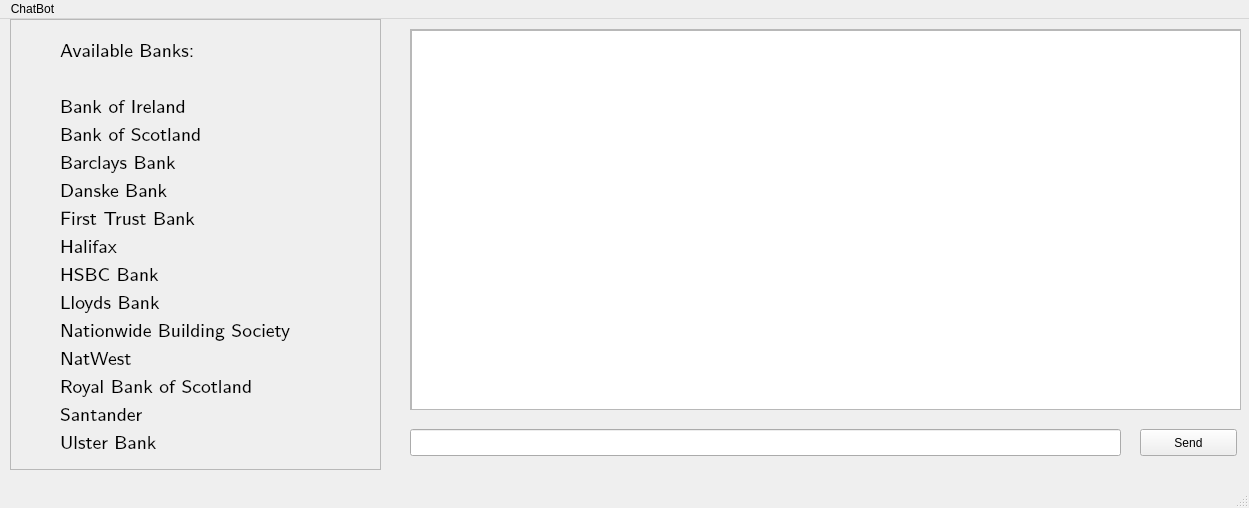
Old version of the form UI/chatbot1.ui in the repository AlexIorda/HackTheBurgh6.
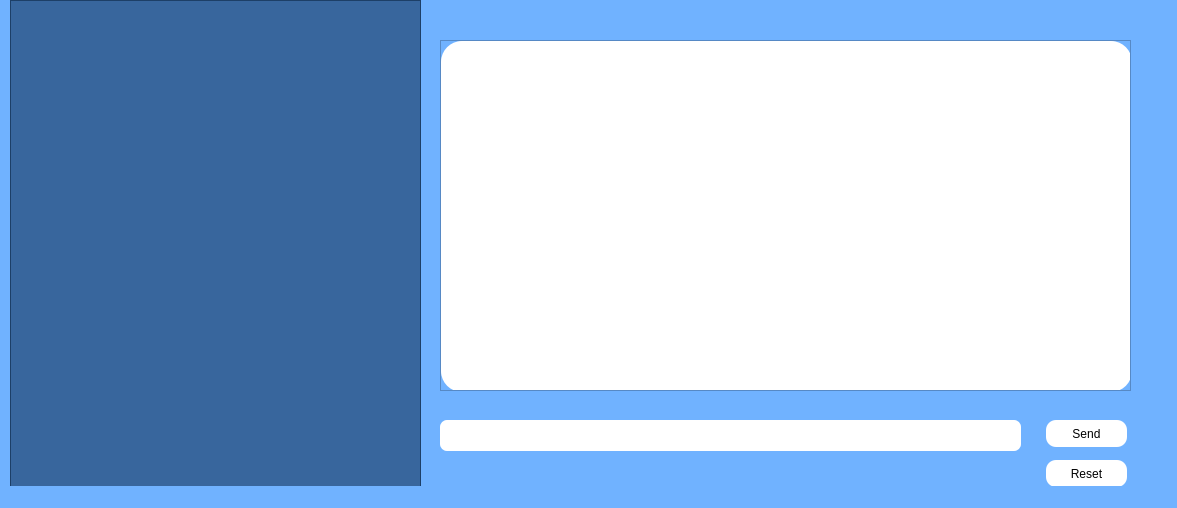
New version of the form.

The edit to the form file:
```diff
--- a/UI/chatbot1.ui
+++ b/UI/chatbot1.ui
@@ -6,21 +6,30 @@
    <rect>
     <x>0</x>
     <y>0</y>
-    <width>1249</width>
+    <width>1177</width>
     <height>508</height>
    </rect>
   </property>
+  <property name="font">
+   <font>
+    <family>Ubuntu</family>
+   </font>
+  </property>
   <property name="windowTitle">
    <string>ChatBot</string>
   </property>
+  <property name="styleSheet">
+   <string notr="true">background-color:#70b2ff;
+</string>
+  </property>
   <widget class="QWidget" name="centralwidget">
    <widget class="QScrollArea" name="scrollArea">
     <property name="geometry">
      <rect>
-      <x>410</x>
-      <y>10</y>
-      <width>831</width>
-      <height>381</height>
+      <x>440</x>
+      <y>40</y>
+      <width>691</width>
+      <height>351</height>
      </rect>
     </property>
     <property name="widgetResizable">
@@ -31,8 +40,8 @@
       <rect>
        <x>0</x>
        <y>0</y>
-       <width>829</width>
-       <height>379</height>
+       <width>689</width>
+       <height>349</height>
       </rect>
      </property>
      <widget class="QTextBrowser" name="textBrowser">
@@ -40,10 +49,23 @@
        <rect>
         <x>0</x>
         <y>0</y>
-        <width>831</width>
-        <height>381</height>
+        <width>691</width>
+        <height>351</height>
        </rect>
       </property>
+      <property name="autoFillBackground">
+       <bool>false</bool>
+      </property>
+      <property name="styleSheet">
+       <string notr="true">background-color:#ffffff;
+border-radius:21;</string>
+      </property>
+      <property name="lineWidth">
+       <number>1</number>
+      </property>
+      <property name="lineWrapMode">
+       <enum>QTextEdit::NoWrap</enum>
+      </property>
       <property name="html">
        <string>&lt;!DOCTYPE HTML PUBLIC &quot;-//W3C//DTD HTML 4.0//EN&quot; &quot;http://www.w3.org/TR/REC-html40/strict.dtd&quot;&gt;
 &lt;html&gt;&lt;head&gt;&lt;meta name=&quot;qrichtext&quot; content=&quot;1&quot; /&gt;&lt;style type=&quot;text/css&quot;&gt;
@@ -54,102 +76,76 @@
      </widget>
     </widget>
    </widget>
+   <widget class="QLineEdit" name="lineEdit">
+    <property name="geometry">
+     <rect>
+      <x>440</x>
+      <y>420</y>
+      <width>581</width>
+      <height>31</height>
+     </rect>
+    </property>
+    <property name="styleSheet">
+     <string notr="true">background-color:#ffffff;
+border-radius:7</string>
+    </property>
+   </widget>
+   <widget class="QPushButton" name="sendBtn">
+    <property name="geometry">
+     <rect>
+      <x>1046</x>
+      <y>420</y>
+      <width>81</width>
+      <height>27</height>
+     </rect>
+    </property>
+    <property name="styleSheet">
+     <string notr="true">background-color:#ffffff;
+border-radius:10;</string>
+    </property>
+    <property name="text">
+     <string>Send</string>
+    </property>
+   </widget>
    <widget class="QFrame" name="frame">
     <property name="geometry">
      <rect>
       <x>10</x>
       <y>0</y>
-      <width>371</width>
-      <height>451</height>
+      <width>411</width>
+      <height>491</height>
      </rect>
     </property>
+    <property name="styleSheet">
+     <string notr="true">background-color:rgba(9, 40, 76, 140);
+margin:0;
+padding:0;</string>
+    </property>
     <property name="frameShape">
      <enum>QFrame::StyledPanel</enum>
     </property>
     <property name="frameShadow">
      <enum>QFrame::Raised</enum>
     </property>
-    <widget class="QLabel" name="label">
-     <property name="geometry">
-      <rect>
-       <x>50</x>
-       <y>20</y>
-       <width>261</width>
-       <height>411</height>
-      </rect>
-     </property>
-     <property name="sizePolicy">
-      <sizepolicy hsizetype="Preferred" vsizetype="Preferred">
-       <horstretch>0</horstretch>
-       <verstretch>0</verstretch>
-      </sizepolicy>
-     </property>
-     <property name="font">
-      <font>
-       <family>Latin Modern Sans</family>
-       <pointsize>14</pointsize>
-       <italic>false</italic>
-      </font>
-     </property>
-     <property name="text">
-      <string>Available Banks:
-
-Bank of Ireland
-Bank of Scotland
-Barclays Bank
-Danske Bank
-First Trust Bank
-Halifax
-HSBC Bank
-Lloyds Bank
-Nationwide Building Society
-NatWest
-Royal Bank of Scotland
-Santander
-Ulster Bank</string>
-     </property>
-    </widget>
    </widget>
-   <widget class="QLineEdit" name="lineEdit">
+   <widget class="QPushButton" name="resetBtn">
     <property name="geometry">
      <rect>
-      <x>410</x>
-      <y>410</y>
-      <width>711</width>
+      <x>1046</x>
+      <y>460</y>
+      <width>81</width>
       <height>27</height>
      </rect>
     </property>
-   </widget>
-   <widget class="QPushButton" name="sendBtn">
-    <property name="geometry">
-     <rect>
-      <x>1140</x>
-      <y>410</y>
-      <width>97</width>
-      <height>27</height>
-     </rect>
+    <property name="styleSheet">
+     <string notr="true">background-color:#ffffff;
+border-radius:10;</string>
     </property>
     <property name="text">
-     <string>Send</string>
+     <string>Reset</string>
     </property>
    </widget>
   </widget>
-  <widget class="QMenuBar" name="menubar">
-   <property name="geometry">
-    <rect>
-     <x>0</x>
-     <y>0</y>
-     <width>1249</width>
-     <height>25</height>
-    </rect>
-   </property>
-   <widget class="QMenu" name="menuChatBot">
-    <property name="title">
-     <string>ChatBot</string>
-    </property>
-   </widget>
-   <addaction name="menuChatBot"/>
-  </widget>
   <widget class="QStatusBar" name="statusbar"/>
  </widget>
  <resources/>
```
